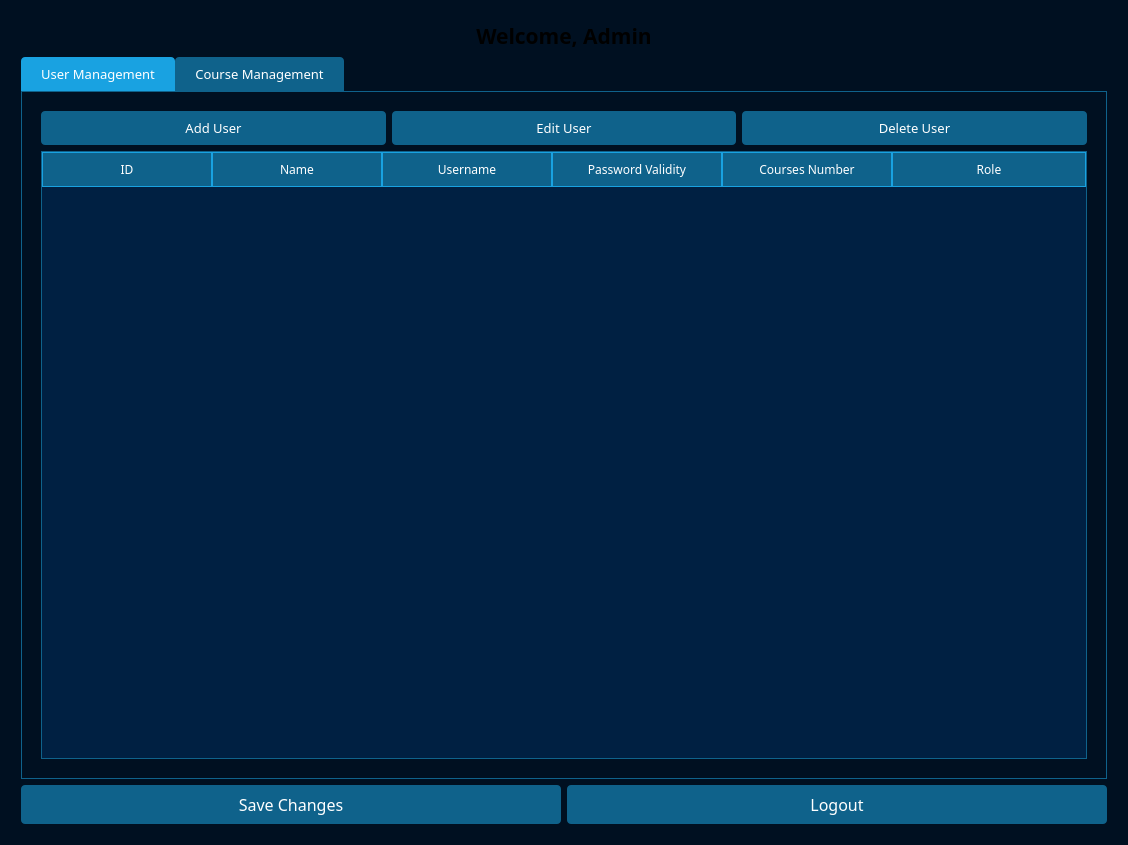
OMarey1/University-Course-Registration-System, file UCRS/admindashboard.ui: the form before one commit.
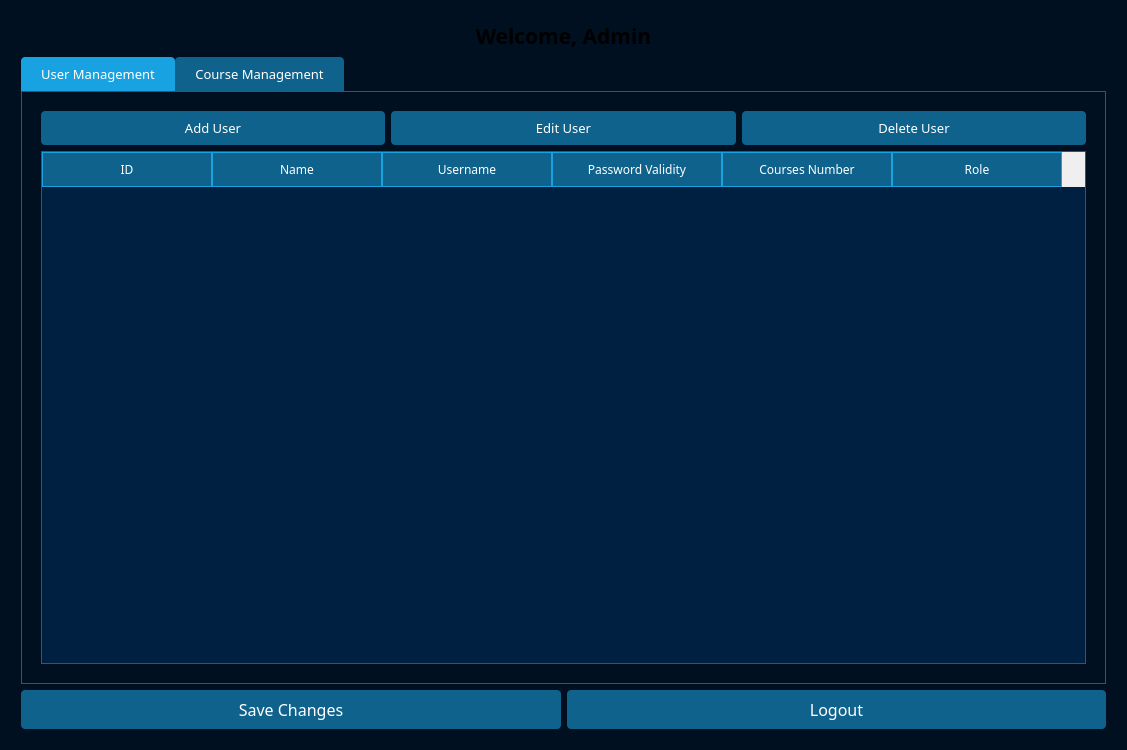
The form after the commit.

What changed in the file:
```diff
--- a/UCRS/admindashboard.ui
+++ b/UCRS/admindashboard.ui
@@ -6,8 +6,8 @@
    <rect>
     <x>0</x>
     <y>0</y>
-    <width>1128</width>
-    <height>845</height>
+    <width>1127</width>
+    <height>750</height>
    </rect>
   </property>
   <property name="minimumSize">
@@ -493,7 +493,7 @@
               <bool>true</bool>
              </attribute>
              <attribute name="horizontalHeaderStretchLastSection">
-              <bool>true</bool>
+              <bool>false</bool>
              </attribute>
              <column>
               <property name="text">
```
Left out of the diff: 2 changed lines with no effect on the pictures.
